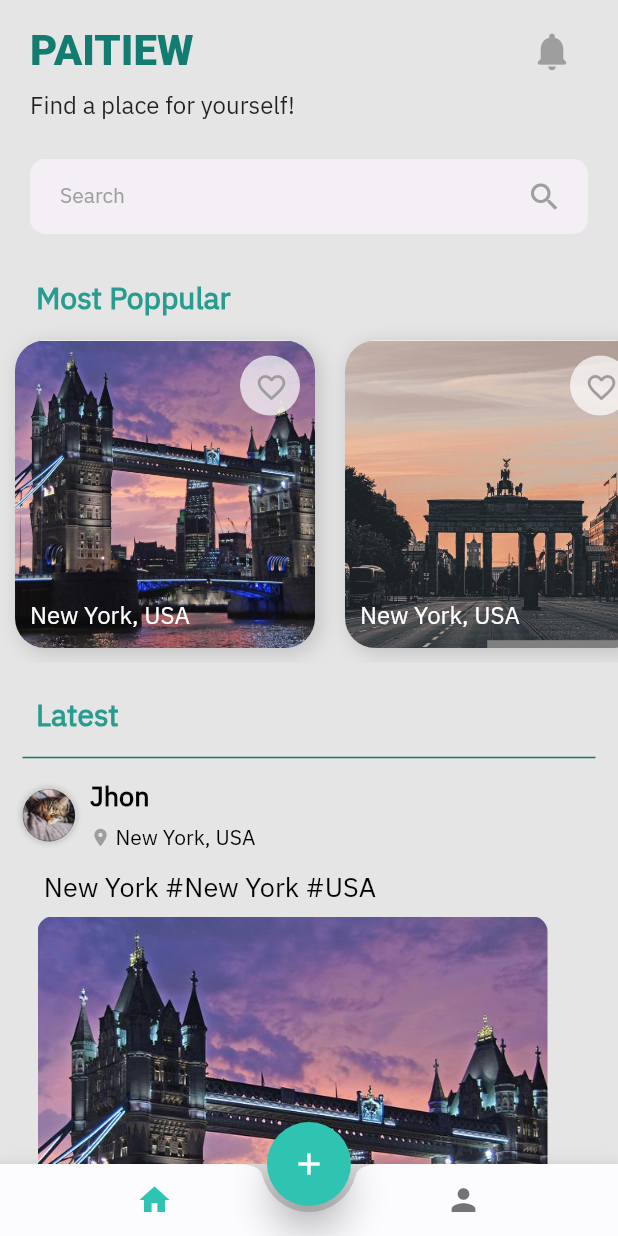
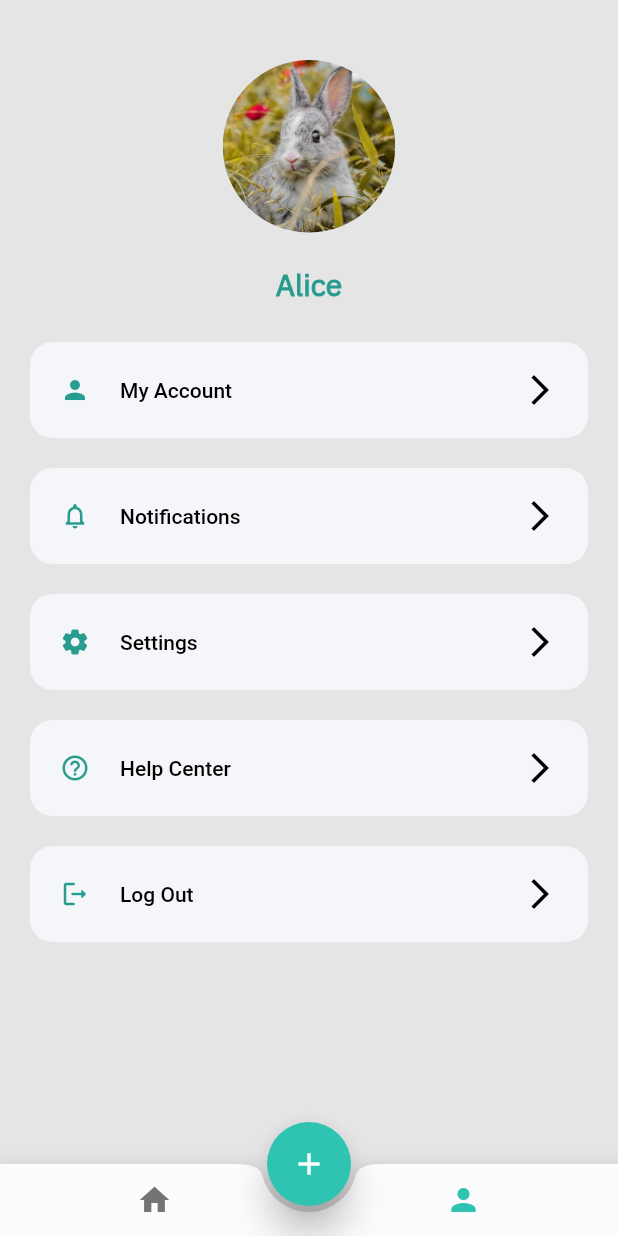
Before and after one commit to jittaphon/PaiTiew, a Flutter app: the MainScreen screen opened directly, scrolled down 576 dp, after a tap on the "person" icon, on a phone screen of 412 x 824 dp. Run offline on Flutter 3.47's test engine with Material 2 defaults, Android fonts, the phone set to English and light mode, and no system bars; drawn by our look-alikes of like_button; our stand-ins replace geolocator, google_maps_flutter, image_picker; missing offline and left inert: comment_box, keyboard_visibility.

Commit message:
create profile menu.

```diff
--- a/lib/pages/home/main_screen.dart
+++ b/lib/pages/home/main_screen.dart
@@ -6,6 +6,7 @@ import 'package:paitiew/pages/detail/detail.dart';
 
 import 'package:paitiew/pages/home/home_screen.dart';
 import 'package:paitiew/pages/post/post_screen.dart';
+import 'package:paitiew/pages/profile/profile_screen.dart';
 
 class MainScreen extends StatefulWidget {
   const MainScreen({Key? key}) : super(key: key);
@@ -26,6 +27,7 @@ class _MainScreenState extends State<MainScreen> {
 
   List pages = [
     HomeScreen(),
+    ProfileScreen(),
   ];
 
   @override
@@ -35,7 +37,7 @@ class _MainScreenState extends State<MainScreen> {
         physics: const NeverScrollableScrollPhysics(),
         controller: _pageController,
         onPageChanged: onPageChanged,
-        children: List.generate(1, (index) => pages[index]),
+        children: List.generate(2, (index) => pages[index]),
       ),
       bottomNavigationBar: BottomAppBar(
         child: Row(
--- a/lib/pages/post/post_screen.dart
+++ b/lib/pages/post/post_screen.dart
@@ -1,12 +1,10 @@
 import 'dart:io';
 import 'dart:typed_data';
 import 'package:flutter/services.dart';
-import 'package:image_gallery_saver/image_gallery_saver.dart';
 import 'package:image_picker/image_picker.dart';
 
 import 'package:flutter/material.dart';
 import 'package:paitiew/util/post.dart';
-import 'package:path_provider/path_provider.dart';
 
 class PostScreen extends StatefulWidget {
   const PostScreen({Key? key}) : super(key: key);
--- /dev/null
+++ b/lib/pages/profile/profile_screen.dart
@@ -0,0 +1,30 @@
+import 'package:flutter/material.dart';
+import 'package:paitiew/constant/text_constanst.dart';
+import 'package:paitiew/widget/profile_menu.dart';
+import 'package:paitiew/widget/profile_picture.dart';
+
+class ProfileScreen extends StatelessWidget {
+  @override
+  Widget build(BuildContext context) {
+    return SingleChildScrollView(
+      padding: EdgeInsets.symmetric(vertical: 20),
+      child: Column(
+        children: [
+          SizedBox(height: 20),
+          ProfilePic(),
+          SizedBox(height: 20),
+          Text(
+            "Alice",
+            style: TextStyle(
+                fontFamily: "IBM",
+                fontSize: 20,
+                fontWeight: FontWeight.w900,
+                color: TextConstants.subheader),
+          ),
+          SizedBox(height: 10),
+          ProfileMenu(),
+        ],
+      ),
+    );
+  }
+}
--- /dev/null
+++ b/lib/widget/profile_menu.dart
@@ -0,0 +1,141 @@
+import 'package:flutter/material.dart';
+import 'package:paitiew/constant/text_constanst.dart';
+import 'package:paitiew/pages/Login/login.dart';
+
+class ProfileMenu extends StatelessWidget {
+  ProfileMenu({
+    Key? key,
+  }) : super(key: key);
+
+  @override
+  Widget build(BuildContext context) {
+    return Padding(
+      padding: EdgeInsets.symmetric(horizontal: 20, vertical: 10),
+      child: Column(
+        children: [
+          TextButton(
+            style: TextButton.styleFrom(
+              primary: Colors.black,
+              padding: EdgeInsets.all(20),
+              shape: RoundedRectangleBorder(
+                  borderRadius: BorderRadius.circular(15)),
+              backgroundColor: Color(0xFFF5F6F9),
+            ),
+            onPressed: () {},
+            child: Row(
+              children: [
+                Icon(
+                  Icons.person,
+                  size: 20,
+                  color: TextConstants.subheader,
+                ),
+                SizedBox(width: 20),
+                Expanded(child: Text("My Account")),
+                Icon(Icons.arrow_forward_ios),
+              ],
+            ),
+          ),
+          SizedBox(height: 20),
+          TextButton(
+            style: TextButton.styleFrom(
+              primary: Colors.black,
+              padding: EdgeInsets.all(20),
+              shape: RoundedRectangleBorder(
+                  borderRadius: BorderRadius.circular(15)),
+              backgroundColor: Color(0xFFF5F6F9),
+            ),
+            onPressed: () {},
+            child: Row(
+              children: [
+                Icon(
+                  Icons.notifications_none_rounded,
+                  size: 20,
+                  color: TextConstants.subheader,
+                ),
+                SizedBox(width: 20),
+                Expanded(child: Text("Notifications")),
+                Icon(Icons.arrow_forward_ios),
+              ],
+            ),
+          ),
+          SizedBox(height: 20),
+          TextButton(
+            style: TextButton.styleFrom(
+              primary: Colors.black,
+              padding: EdgeInsets.all(20),
+              shape: RoundedRectangleBorder(
+                  borderRadius: BorderRadius.circular(15)),
+              backgroundColor: Color(0xFFF5F6F9),
+            ),
+            onPressed: () {},
+            child: Row(
+              children: [
+                Icon(
+                  Icons.settings_rounded,
+                  size: 20,
+                  color: TextConstants.subheader,
+                ),
+                SizedBox(width: 20),
+                Expanded(child: Text("Settings")),
+                Icon(Icons.arrow_forward_ios),
+              ],
+            ),
+          ),
+          SizedBox(height: 20),
+          TextButton(
+            style: TextButton.styleFrom(
+              primary: Colors.black,
+              padding: EdgeInsets.all(20),
+              shape: RoundedRectangleBorder(
+                  borderRadius: BorderRadius.circular(15)),
+              backgroundColor: Color(0xFFF5F6F9),
+            ),
+            onPressed: () {},
+            child: Row(
+              children: [
+                Icon(
+                  Icons.help_outline_rounded,
+                  size: 20,
+                  color: TextConstants.subheader,
+                ),
+                SizedBox(width: 20),
+                Expanded(child: Text("Help Center")),
+                Icon(Icons.arrow_forward_ios),
+              ],
+            ),
+          ),
+          SizedBox(height: 20),
+          TextButton(
+            style: TextButton.styleFrom(
+              primary: Colors.black,
+              padding: EdgeInsets.all(20),
+              shape: RoundedRectangleBorder(
+                  borderRadius: BorderRadius.circular(15)),
+              backgroundColor: Color(0xFFF5F6F9),
+            ),
+            onPressed: () {
+              Navigator.push(
+                context,
+                MaterialPageRoute(
+                  builder: (context) => Login(),
+                ),
+              );
+            },
+            child: Row(
+              children: [
+                Icon(
+                  Icons.logout_rounded,
+                  size: 20,
+                  color: TextConstants.subheader,
+                ),
+                SizedBox(width: 20),
+                Expanded(child: Text("Log Out")),
+                Icon(Icons.arrow_forward_ios),
+              ],
+            ),
+          ),
+        ],
+      ),
+    );
+  }
+}
--- /dev/null
+++ b/lib/widget/profile_picture.dart
@@ -0,0 +1,24 @@
+import 'package:flutter/material.dart';
+
+class ProfilePic extends StatelessWidget {
+  const ProfilePic({
+    Key? key,
+  }) : super(key: key);
+
+  @override
+  Widget build(BuildContext context) {
+    return SizedBox(
+      height: 115,
+      width: 115,
+      child: Stack(
+        fit: StackFit.expand,
+        clipBehavior: Clip.none,
+        children: [
+          CircleAvatar(
+            backgroundImage: AssetImage("assets/images/profile/rabbit.jpg"),
+          ),
+        ],
+      ),
+    );
+  }
+}
```
Also changed, not shown: lib/pages/detail/detail.dart (+68 -67 lines), lib/util/comment.dart (added, +27 -0 lines), lib/widget/comment.dart (added, +28 -0 lines), lib/widget/comment_tab.dart (added, +86 -0 lines), pubspec.lock.
